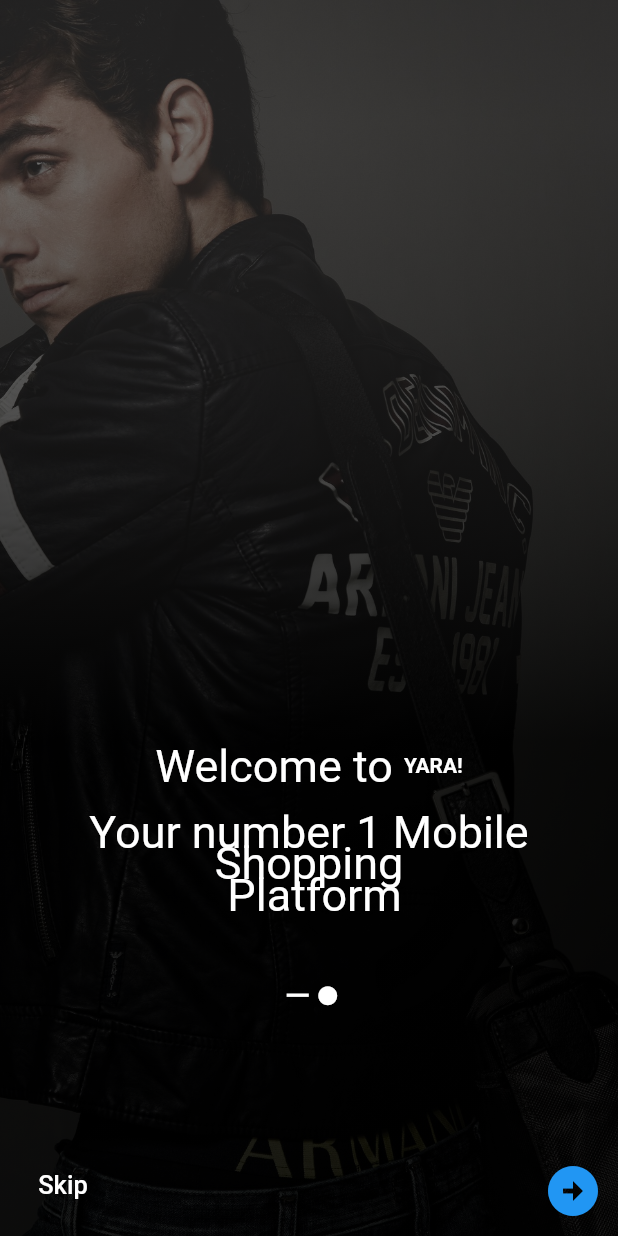
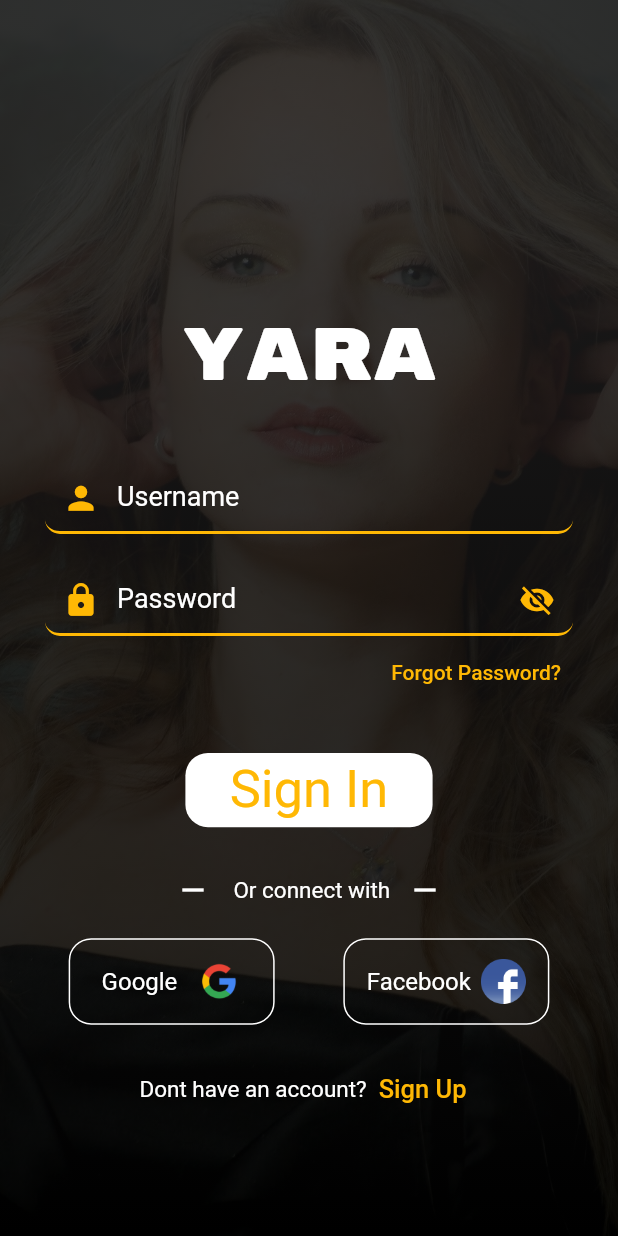
Before and after one commit to Ambrosekol/yara_app, a Flutter app: the screen it shows after launch, after a tap on "Skip", on a phone screen of 412 x 824 dp. Run offline on Flutter 3.47's test engine with Material 2 defaults, Android fonts, the phone set to English and light mode, and no system bars; Roboto replaces fonts that are missing (Dongle).

Commit message:
Login Screen Added

```diff
--- a/lib/main.dart
+++ b/lib/main.dart
@@ -1,4 +1,5 @@
 import 'package:flutter/material.dart';
+import 'package:yara_app/screens/loginscreen.dart';
 import 'package:yara_app/screens/welcomescreen.dart';
 
 void main() {
@@ -12,9 +13,11 @@
   @override
   Widget build(BuildContext context) {
     return MaterialApp(
+      // initialRoute: 'firstWelcomeScreen',
       routes: {
         'firstWelcomScreen': (context) => const WelcomeScreen(),
-        'secondWelcomeScreen': (context) => const SecondScreen()
+        'secondWelcomeScreen': (context) => const SecondScreen(),
+        'loginScreen': (context) => const LoginScreen()
       },
       home: const Scaffold(
         body: WelcomeScreen(),
--- /dev/null
+++ b/lib/screens/loginscreen.dart
@@ -0,0 +1,264 @@
+import 'package:flutter/material.dart';
+
+class LoginScreen extends StatefulWidget {
+  const LoginScreen({super.key});
+
+  @override
+  State<LoginScreen> createState() => _LoginScreenState();
+}
+
+class _LoginScreenState extends State<LoginScreen> {
+  bool passwordisHidden = false;
+  final Color _brandColor = const Color.fromARGB(255, 255, 184, 4);
+  final InputBorder _underlinedBorder = UnderlineInputBorder(
+      borderSide:
+          const BorderSide(color: Color.fromARGB(255, 255, 184, 4), width: 2.0),
+      borderRadius: BorderRadius.circular(10.0));
+  @override
+  Widget build(BuildContext context) {
+    return Scaffold(
+      body: Container(
+        decoration: const BoxDecoration(
+          // gradient: LinearGradient(
+          //     stops: [0.2, 0.7],
+          //     begin: Alignment.topCenter,
+          //     end: Alignment.bottomCenter,
+          //     colors: [Color.fromARGB(79, 83, 80, 80), Colors.black]),
+          image: DecorationImage(
+            fit: BoxFit.cover,
+            image: AssetImage('assets/images/loginbgimage.jpg'),
+          ),
+        ),
+        child: Stack(
+          alignment: Alignment.bottomCenter,
+          children: [
+            Container(
+              decoration: const BoxDecoration(
+                gradient: LinearGradient(
+                  // stops: [0.1, 0.2],
+                  begin: Alignment.topCenter,
+                  end: Alignment.bottomCenter,
+                  colors: [
+                    Color.fromARGB(225, 35, 34, 34),
+                    Color.fromARGB(223, 0, 0, 0)
+                  ],
+                ),
+              ),
+            ),
+            ListView(
+              // mainAxisAlignment: MainAxisAlignment.end,
+              children: [
+                SizedBox(height: MediaQuery.of(context).size.height / 4),
+                const Center(
+                  child: Text(
+                    'YARA',
+                    style: TextStyle(
+                        fontSize: 50.0,
+                        color: Colors.white,
+                        fontFamily: 'Rubik'),
+                  ),
+                ),
+                const SizedBox(height: 40.0),
+                Container(
+                  padding: const EdgeInsets.symmetric(horizontal: 30.0),
+                  child: Column(
+                    children: [
+                      TextField(
+                        style: const TextStyle(
+                            color: Colors.white, fontSize: 18.0),
+                        cursorColor: _brandColor,
+                        cursorHeight: 25.0,
+                        // enabled: true,
+                        // controller: _emailController,
+                        keyboardType: TextInputType.emailAddress,
+                        decoration: inputDecorationWidget(
+                          null,
+                          icon: Icons.person,
+                          identifier: 'Username',
+                        ),
+                      ),
+                      const SizedBox(height: 20.0),
+                      TextField(
+                        style: const TextStyle(
+                            color: Colors.white, fontSize: 18.0),
+                        cursorColor: _brandColor,
+                        cursorHeight: 25.0,
+                        // enabled: true,
+                        // controller: _emailController,
+                        obscureText: true,
+                        obscuringCharacter: '*',
+                        decoration: inputDecorationWidget(
+                          IconButton(
+                            onPressed: () {
+                              setState(() {
+                                if (passwordisHidden == false) {
+                                  passwordisHidden = true;
+                                } else {
+                                  passwordisHidden = false;
+                                }
+                              });
+                            },
+                            icon: passwordisHidden
+                                ? Icon(
+                                    Icons.visibility,
+                                    color: _brandColor,
+                                  )
+                                : Icon(
+                                    Icons.visibility_off,
+                                    color: _brandColor,
+                                  ),
+                          ),
+                          icon: Icons.lock,
+                          identifier: 'Password',
+                        ),
+                      ),
+                      Align(
+                        alignment: Alignment.centerRight,
+                        child: TextButton(
+                            onPressed: () {},
+                            child: Text(
+                              'Forgot Password?',
+                              style: TextStyle(color: _brandColor),
+                            )),
+                      )
+                    ],
+                  ),
+                ),
+                const SizedBox(height: 30.0),
+                InkWell(
+                  onTap: () => null,
+                  // Navigator.pushReplacement(context,
+                  //     MaterialPageRoute(builder: (context) => LoginScreen())),
+                  child: Container(
+                    margin: EdgeInsets.symmetric(
+                        horizontal: MediaQuery.of(context).size.width * 0.3),
+                    // width:,
+                    height: MediaQuery.of(context).size.height * 0.06,
+                    decoration: BoxDecoration(
+                        color: Colors.white,
+                        borderRadius: BorderRadius.circular(15)),
+                    child: Center(
+                      child: Text(
+                        'Sign In',
+                        style: TextStyle(
+                            decoration: TextDecoration.none,
+                            color: _brandColor,
+                            fontSize: 35.0,
+                            fontFamily: 'Dongle'),
+                      ),
+                    ),
+                  ),
+                ),
+                const SizedBox(height: 30.0),
+                Row(
+                  mainAxisAlignment: MainAxisAlignment.center,
+                  children: const [
+                    Icon(
+                      Icons.remove,
+                      color: Colors.white,
+                    ),
+                    Text(
+                      '    Or connect with   ',
+                      style: TextStyle(color: Colors.white, fontSize: 15.0),
+                    ),
+                    Icon(
+                      Icons.remove,
+                      color: Colors.white,
+                    ),
+                  ],
+                ),
+                const SizedBox(height: 20.0),
+
+                //////////////////
+                ////////////////
+                ///
+                Row(
+                  mainAxisAlignment: MainAxisAlignment.spaceEvenly,
+                  children: [
+                    signInAlt(() => null,
+                        name: 'Google',
+                        imagePath: 'assets/images/google-logo.png'),
+                    signInAlt(() => null,
+                        name: 'Facebook',
+                        imagePath: 'assets/images/fb-logo.png')
+                  ],
+                ),
+                const SizedBox(height: 10.0),
+                Row(
+                  mainAxisAlignment: MainAxisAlignment.center,
+                  children: [
+                    const Text(
+                      'Dont have an account?',
+                      style: TextStyle(color: Colors.white, fontSize: 15),
+                    ),
+                    TextButton(
+                        onPressed: () {},
+                        child: Text(
+                          'Sign Up',
+                          style: TextStyle(color: _brandColor, fontSize: 17.0),
+                        ))
+                  ],
+                )
+              ],
+            ),
+          ],
+        ),
+      ),
+    );
+  }
+
+  InputDecoration inputDecorationWidget(
+    Widget? suffix, {
+    required String identifier,
+    required IconData icon,
+  }) {
+    return InputDecoration(
+      isCollapsed: false,
+      hintStyle: const TextStyle(color: Colors.white, fontSize: 18.0),
+      prefixIcon: Icon(
+        icon,
+        color: _brandColor,
+        size: 25.0,
+      ),
+      suffixIcon: suffix,
+      hintText: identifier,
+      focusedBorder: _underlinedBorder,
+      enabledBorder: _underlinedBorder,
+      border: _underlinedBorder,
+    );
+  }
+
+  Widget signInAlt(Function onTapFunction,
+      {required String name, required String imagePath}) {
+    return InkWell(
+      onTap: () => onTapFunction,
+      // Navigator.pushReplacement(context,
+      //     MaterialPageRoute(builder: (context) => LoginScreen())),
+      child: Container(
+          padding: const EdgeInsets.symmetric(horizontal: 8.0),
+          margin: const EdgeInsets.only(bottom: 9.0),
+          width: MediaQuery.of(context).size.width / 3,
+          height: MediaQuery.of(context).size.height * 0.07,
+          decoration: BoxDecoration(
+              border: Border.all(
+                color: Colors.white,
+              ),
+              color: Colors.transparent,
+              borderRadius: BorderRadius.circular(15)),
+          child: Row(
+            mainAxisAlignment: MainAxisAlignment.spaceEvenly,
+            children: [
+              Text(
+                name,
+                style: const TextStyle(color: Colors.white, fontSize: 16.0),
+              ),
+              Image.asset(
+                imagePath,
+                fit: BoxFit.fill,
+                height: 30.0,
+              )
+            ],
+          )),
+    );
+  }
+}
--- a/lib/screens/welcomescreen.dart
+++ b/lib/screens/welcomescreen.dart
@@ -1,4 +1,5 @@
 import 'package:flutter/material.dart';
+import 'package:yara_app/screens/loginscreen.dart';
 
 class WelcomeScreen extends StatefulWidget {
   const WelcomeScreen({super.key});
@@ -10,7 +11,8 @@
 class _WelcomeScreenState extends State<WelcomeScreen> {
   Widget appName = const Text(
     'YARA!',
-    style: TextStyle(fontWeight: FontWeight.bold, color: Colors.white),
+    style: TextStyle(
+        fontWeight: FontWeight.bold, color: Colors.white, fontSize: 20.0),
   );
   @override
   Widget build(BuildContext context) {
@@ -85,7 +87,7 @@
                         size: 25.0,
                       ),
                       Icon(
-                        Icons.circle,
+                        Icons.circle_outlined,
                         color: Colors.white,
                         size: 15.0,
                       )
@@ -98,22 +100,36 @@
                       mainAxisAlignment: MainAxisAlignment.spaceBetween,
                       children: [
                         TextButton(
-                            onPressed: () {},
+                            onPressed: () {
+                              Navigator.pushReplacement(
+                                  context,
+                                  MaterialPageRoute(
+                                      builder: (context) => LoginScreen()));
+                            },
                             child: const Text(
                               'Skip',
                               style: TextStyle(
                                   color: Colors.white, fontSize: 17.0),
                             )),
-                        IconButton(
-                            onPressed: () {
-                              Navigator.pushNamed(
-                                  context, 'secondWelcomeScreen');
-                            },
-                            icon: const Icon(
-                              Icons.arrow_circle_right,
-                              color: Colors.blue,
-                              size: 40.0,
-                            )),
+                        InkWell(
+                          onTap: () => Navigator.pushNamed(
+                              context, 'secondWelcomeScreen'),
+                          child: Container(
+                            decoration: const BoxDecoration(
+                              shape: BoxShape.circle,
+                              color: Color.fromARGB(255, 255, 184, 4),
+                            ),
+                            height: 35.0,
+                            width: 35.0,
+                            child: const Center(
+                              child: Icon(
+                                Icons.chevron_right,
+                                color: Colors.white,
+                                size: 30.0,
+                              ),
+                            ),
+                          ),
+                        ),
                       ],
                     ),
                   )
@@ -137,7 +153,8 @@
 class _SecondScreenState extends State<SecondScreen> {
   @override
   Widget build(BuildContext context) {
-    return Container(
+    return Scaffold(
+      body: Container(
         decoration: const BoxDecoration(
           // gradient: LinearGradient(
           //     stops: [0.2, 0.7],
@@ -164,6 +181,20 @@
               ),
             ),
             Align(
+              alignment: Alignment.topLeft,
+              child: Container(
+                margin: const EdgeInsets.only(top: 40.0, left: 10.0),
+                child: IconButton(
+                  onPressed: () => Navigator.pop(context),
+                  icon: const Icon(
+                    Icons.chevron_left,
+                    size: 30.0,
+                  ),
+                  color: const Color.fromARGB(255, 255, 184, 4),
+                ),
+              ),
+            ),
+            Align(
               alignment: Alignment.bottomCenter,
               child: Container(
                 padding: const EdgeInsets.all(10.0),
@@ -174,13 +205,14 @@
                   crossAxisAlignment: CrossAxisAlignment.center,
                   children: [
                     const Text(
-                    'Shop for quality Unisex wears right in the comfort of your home',
+                      'Shop for quality Unisex wears\n right in the comfort of your home',
                       textAlign: TextAlign.center,
                       style: TextStyle(
+                        decoration: TextDecoration.none,
                         color: Colors.white,
-                      fontSize: 20.0,
+                        fontSize: 30.0,
                         fontFamily: 'Dongle',
-                      height: 0.7,
+                        height: 0.9,
                       ),
                     ),
                     const SizedBox(height: 40.0),
@@ -188,7 +220,7 @@
                       mainAxisAlignment: MainAxisAlignment.center,
                       children: const [
                         Icon(
-                        Icons.circle,
+                          Icons.circle_outlined,
                           color: Colors.white,
                           size: 15.0,
                         ),
@@ -202,20 +234,27 @@
                     const SizedBox(height: 90.0),
                     Align(
                       alignment: Alignment.bottomCenter,
+                      child: InkWell(
+                        onTap: () => Navigator.pushReplacement(
+                            context,
+                            MaterialPageRoute(
+                                builder: (context) => LoginScreen())),
                         child: Container(
                           margin: const EdgeInsets.only(bottom: 9.0),
                           width: MediaQuery.of(context).size.width / 2,
                           height: MediaQuery.of(context).size.height * 0.06,
                           decoration: BoxDecoration(
-                          color: Colors.blue,
+                              color: const Color.fromARGB(255, 255, 184, 4),
                               borderRadius: BorderRadius.circular(15)),
                           child: const Center(
                             child: Text(
                               'Get Started',
                               style: TextStyle(
+                                  decoration: TextDecoration.none,
                                   color: Colors.white,
                                   fontSize: 30.0,
                                   fontFamily: 'Dongle'),
+                            ),
                           ),
                         ),
                       ),
@@ -226,6 +265,7 @@
             )
           ],
         ),
+      ),
     );
   }
 }
```
Also changed, not shown: pubspec.yaml (+7 -4 lines), assets/fonts/RubikMonoOne-Regular.ttf (added), assets/images/fb-logo.png (added), assets/images/google-logo.png (added), assets/images/loginbgimage.jpg (added). Lines whose indentation alone changed are shown as unchanged.
